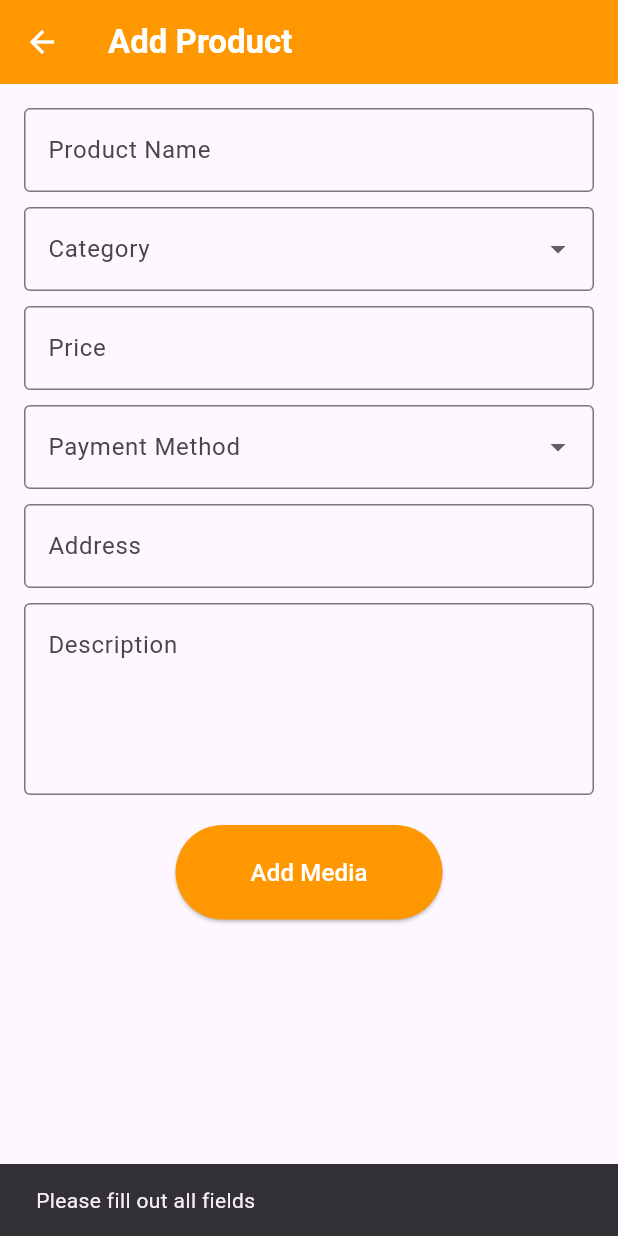
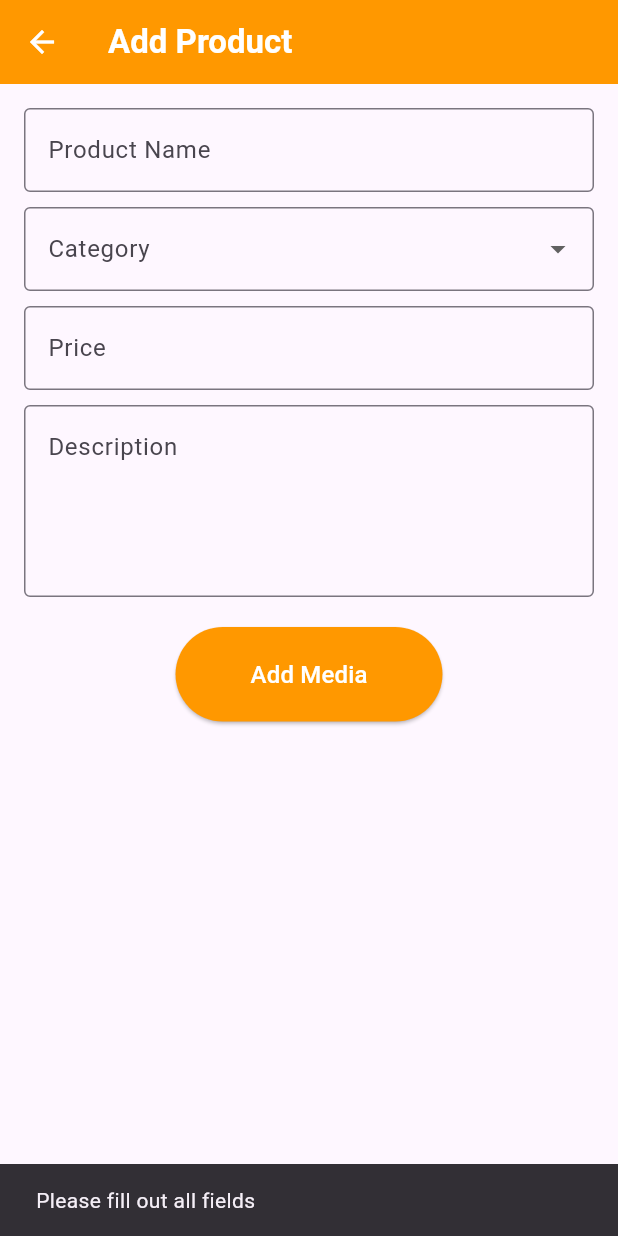
Before and after one commit to KABOPOK/PunkMarket, a Flutter app: the ProductAdditionScreen screen opened directly, after a tap on "Add Media", on a phone screen of 412 x 824 dp. Run offline on Flutter 3.47's test engine with Material 3 defaults, Android fonts, the phone set to English and light mode, and no system bars; our stand-ins replace file_picker, freezed_annotation, image_picker; missing offline and left inert: dart:ffi, postgres.

Commit message:
remove extra requeriments post product and remove chats tabs

```diff
--- a/PUNK/lib/screens/navigationScreens/myProductsScreens/AddProductScreen.dart
+++ b/PUNK/lib/screens/navigationScreens/myProductsScreens/AddProductScreen.dart
@@ -3,6 +3,7 @@ import 'package:flutter/services.dart';
 import 'package:punk/Online/Online.dart';
 import 'package:punk/screens/navigationScreens/myProductsScreens/AddProductMediaScreen.dart';
 import 'package:punk/clases/Product.dart';
+import 'package:punk/common_functions/Functions.dart';
 
 class ProductAdditionScreen extends StatefulWidget {
   @override
@@ -11,47 +12,41 @@ class ProductAdditionScreen extends StatefulWidget {
 
 class _ProductAdditionScreenState extends State<ProductAdditionScreen> {
   String? selectedCategory;
-  String? selectedPaymentMethod;
   bool isNegotiable = false;
   final Product product = Product();
 
   final TextEditingController priceController = TextEditingController();
   final TextEditingController productNameController = TextEditingController();
-  final TextEditingController addressController = TextEditingController();
   final TextEditingController descriptionController = TextEditingController();
+
+  bool isValid(){
+    if (productNameController.text.isEmpty ||
+        priceController.text.isEmpty ||
+        descriptionController.text.isEmpty) {
+      Functions.showSnackBar('Please fill out all fields', context);
+      return false;
+    }
+    return true;
+  }
 
   @override
   void dispose() {
     priceController.dispose();
     productNameController.dispose();
-    addressController.dispose();
     descriptionController.dispose();
     super.dispose();
   }
 
   void _addProduct() {
-    if (productNameController.text.isEmpty ||
-        selectedCategory == null ||
-        priceController.text.isEmpty ||
-        selectedPaymentMethod == null ||
-        addressController.text.isEmpty ||
-        descriptionController.text.isEmpty) {
-      ScaffoldMessenger.of(context).showSnackBar(
-        const SnackBar(content: Text('Please fill out all fields')),
-      );
+    if(!isValid()){
       return;
     }
-
-    // Populate product fields
     product.title = productNameController.text;
     product.ownerName = Online.user.userName;
-    product.category = selectedCategory!;
+    if(selectedCategory!= null){product.category = selectedCategory!;}
     product.price = priceController.text;
-    product.location = addressController.text;
     product.description = descriptionController.text;
     product.userID = Online.user.userID;
-
-    // Navigate to media screen with the populated product
     Navigator.push(
       context,
       MaterialPageRoute(
@@ -130,34 +125,6 @@ class _ProductAdditionScreenState extends State<ProductAdditionScreen> {
               ],
             ),
             const SizedBox(height: 10),
-            DropdownButtonFormField<String>(
-              decoration: const InputDecoration(
-                labelText: 'Payment Method',
-                border: OutlineInputBorder(),
-              ),
-              value: selectedPaymentMethod,
-              onChanged: (newValue) {
-                setState(() {
-                  selectedPaymentMethod = newValue;
-                });
-              },
-              items: ['Cash', 'Credit Card', 'PayPal']
-                  .map((method) {
-                return DropdownMenuItem(
-                  child: Text(method),
-                  value: method,
-                );
-              }).toList(),
-            ),
-            const SizedBox(height: 10),
-            TextField(
-              controller: addressController,
-              decoration: const InputDecoration(
-                labelText: 'Address',
-                border: OutlineInputBorder(),
-              ),
-            ),
-            const SizedBox(height: 10),
             TextField(
               controller: descriptionController,
               decoration: const InputDecoration(
```
Also changed, not shown: PUNK/lib/widgets/barWidgets/MyNavigationBarWidget.dart (+13 -16 lines).
